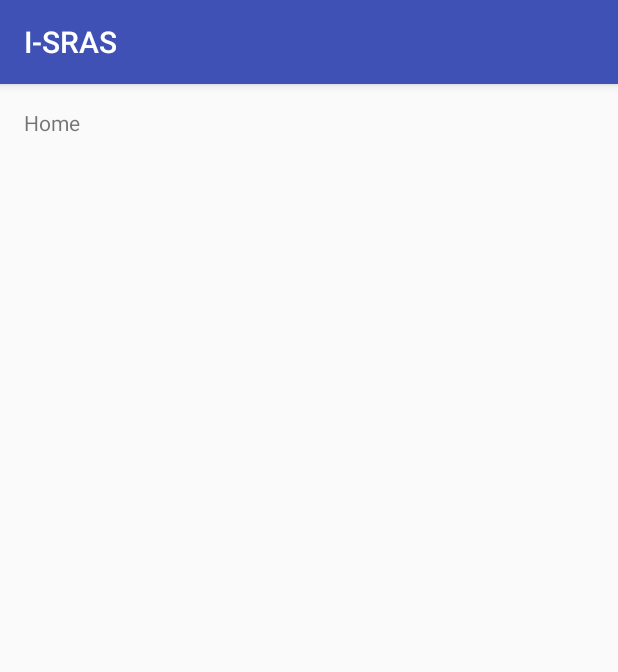
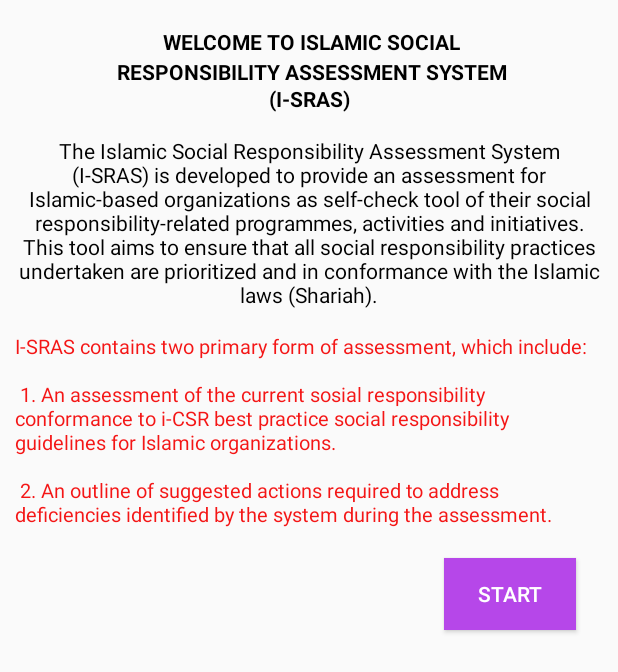
Before and after one commit to Official-Nadzmi-Zaim/I-SRAS, an Android app: the screen it shows after launch (MainActivity), on a phone screen of 412 x 824 dp. Shown: the top 672 px of the screen. Run offline under Robolectric (Android 15) with nearby library versions, the phone set to English and light mode, and no system bars.

Commit message:
Done Fragment udpates

```diff
--- /dev/null
+++ b/app/src/main/res/drawable/btnhome.xml
@@ -0,0 +1,8 @@
+<?xml version="1.0" encoding="utf-8"?>
+<selector xmlns:android="http://schemas.android.com/apk/res/android">
+
+    <item android:drawable="@color/dpurple" android:state_pressed="false" android:state_focused="true"/>
+    <item android:drawable="@color/dpurple" android:state_pressed="true" android:state_focused="true"/>
+    <item android:drawable="@color/dpurple" android:state_pressed="true" android:state_focused="false"/>
+    <item android:drawable="@color/lpurple"/>
+</selector>
--- a/app/src/main/res/layout/fragmenthome.xml
+++ b/app/src/main/res/layout/fragmenthome.xml
@@ -1,10 +1,53 @@
 <?xml version="1.0" encoding="utf-8"?>
-<LinearLayout xmlns:android="http://schemas.android.com/apk/res/android"
-    android:orientation="vertical" android:layout_width="match_parent"
+<ScrollView xmlns:android="http://schemas.android.com/apk/res/android"
+    android:orientation="vertical"
+    android:layout_width="match_parent"
     android:layout_height="match_parent">
 
-    <TextView
-        android:text="Home"
+    <LinearLayout
+        android:orientation="vertical"
         android:layout_width="match_parent"
-        android:layout_height="match_parent" />
-</LinearLayout>
+        android:layout_height="wrap_content">
+
+        <TextView
+            android:textStyle="bold"
+            android:textColor="@color/black"
+            android:layout_marginTop="10dp"
+            android:gravity="center"
+            android:text="@string/home"
+            android:layout_width="match_parent"
+            android:layout_height="match_parent" />
+
+        <TextView
+            android:textColor="@color/black"
+            android:layout_marginTop="15dp"
+            android:gravity="center"
+            android:text="@string/home2"
+            android:layout_width="match_parent"
+            android:layout_height="match_parent" />
+
+        <TextView
+            android:textSize="13sp"
+            android:textColor="@color/red"
+            android:layout_marginTop="15dp"
+            android:layout_marginLeft="2dp"
+            android:layout_marginRight="2dp"
+            android:gravity="start"
+            android:text="@string/home3"
+            android:layout_width="match_parent"
+            android:layout_height="match_parent" />
+
+        <Button
+            android:background="@drawable/btnhome"
+            android:layout_gravity="end"
+            android:layout_margin="20dp"
+            android:textColor="@color/white"
+            android:id="@+id/btnHome"
+            android:padding="5dp"
+            android:text="@string/start"
+            android:layout_width="wrap_content"
+            android:layout_height="wrap_content" />
+
+    </LinearLayout>
+
+</ScrollView>
--- a/app/src/main/res/values/colors.xml
+++ b/app/src/main/res/values/colors.xml
@@ -3,4 +3,9 @@
     <color name="colorPrimary">#3F51B5</color>
     <color name="colorPrimaryDark">#303F9F</color>
     <color name="colorAccent">#FF4081</color>
+    <color name="red">#f41616</color>
+    <color name="white">#ffffff</color>
+    <color name="black">#000</color>
+    <color name="lpurple">#b647e9</color>
+    <color name="dpurple">#9738c3</color>
 </resources>
--- a/app/src/main/res/values/dimens.xml
+++ b/app/src/main/res/values/dimens.xml
@@ -1,5 +1,5 @@
 <resources>
     <!-- Default screen margins, per the Android Design guidelines. -->
-    <dimen name="activity_horizontal_margin">16dp</dimen>
-    <dimen name="activity_vertical_margin">16dp</dimen>
+    <dimen name="activity_horizontal_margin">8dp</dimen>
+    <dimen name="activity_vertical_margin">8dp</dimen>
 </resources>
--- a/app/src/main/res/values/strings.xml
+++ b/app/src/main/res/values/strings.xml
@@ -1,3 +1,18 @@
 <resources>
     <string name="app_name">I-SRAS</string>
+    <string name="home">
+        <b>WELCOME TO ISLAMIC SOCIAL</b>\n
+        <b>RESPONSIBILITY ASSESSMENT SYSTEM</b>\n
+        <b>(I-SRAS)</b>
+    </string>
+    <string name="home2">
+        The Islamic Social Responsibility Assessment System (I-SRAS) is developed to provide an assessment for Islamic-based organizations as self-check tool of their social responsibility-related programmes, activities and initiatives. This tool aims to ensure that all social responsibility practices undertaken are prioritized and in conformance with the Islamic laws (Shariah).
+    </string>
+    <string name="home3">
+        I-SRAS contains two primary form of assessment, which include: \n
+        \n
+        1. An assessment of the current sosial responsibility conformance to i-CSR best practice social responsibility guidelines for Islamic organizations.\n\n
+        2. An outline of suggested actions required to address deficiencies identified by the system during the assessment.
+    </string>
+    <string name="start">Start</string>
 </resources>
--- a/app/src/main/res/values/styles.xml
+++ b/app/src/main/res/values/styles.xml
@@ -1,7 +1,7 @@
 <resources>
 
     <!-- Base application theme. -->
-    <style name="AppTheme" parent="Theme.AppCompat.Light.DarkActionBar">
+    <style name="AppTheme" parent="Theme.AppCompat.Light.NoActionBar">
         <!-- Customize your theme here. -->
         <item name="colorPrimary">@color/colorPrimary</item>
         <item name="colorPrimaryDark">@color/colorPrimaryDark</item>
```
